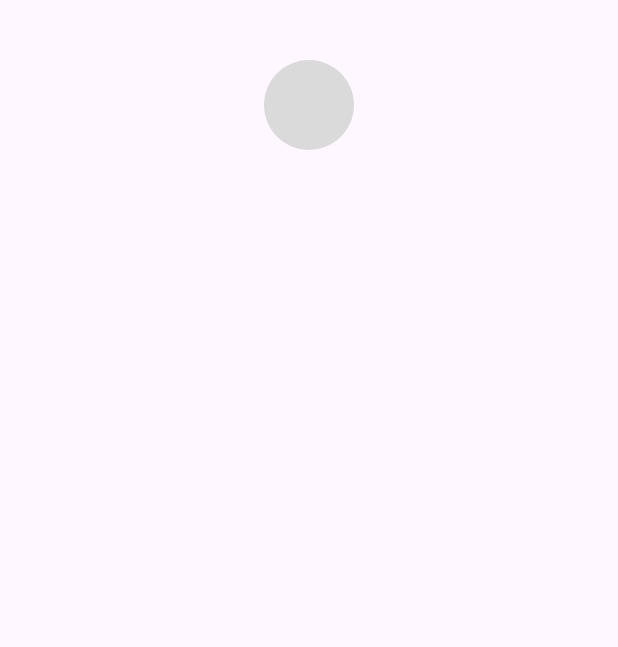
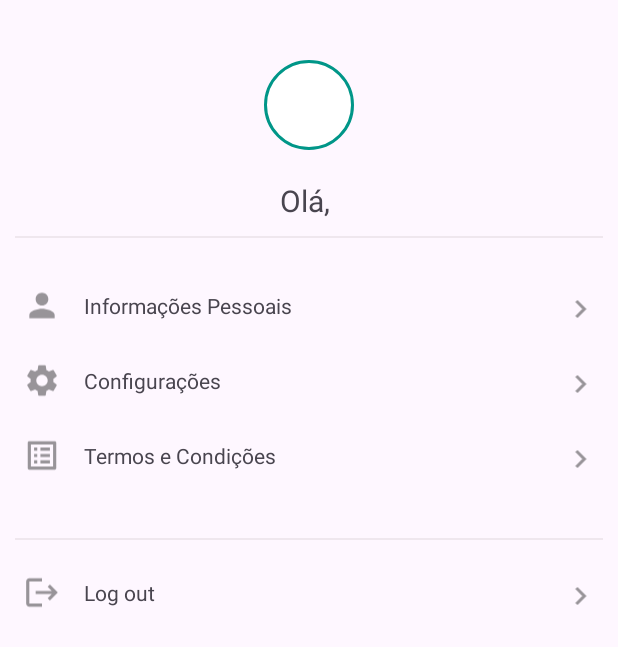
Before and after one commit to MarcosuelEsperidiao/Promo-app, an Android app: the perfil_user screen opened directly, with no data from a screen before it, on a phone screen of 412 x 824 dp. Shown: the top 647 px of the screen. Run offline under Robolectric (Android 15) with nearby library versions, the phone set to English and light mode, and no system bars; pictures from the network do not load; Roboto replaces fonts that are not available here.

Commit message:
update/01

```diff
--- a/app/src/main/java/com/example/lowprice/perfil_user.kt
+++ b/app/src/main/java/com/example/lowprice/perfil_user.kt
@@ -1,20 +1,86 @@
 package com.example.lowprice
 
+import android.content.Intent
+import android.graphics.BitmapFactory
+import android.graphics.drawable.BitmapDrawable
 import android.os.Bundle
+import android.util.Base64
+import android.widget.ImageView
+import android.widget.TextView
 import androidx.activity.enableEdgeToEdge
+import androidx.appcompat.app.AlertDialog
 import androidx.appcompat.app.AppCompatActivity
 import androidx.core.view.ViewCompat
 import androidx.core.view.WindowInsetsCompat
+import com.bumptech.glide.Glide
+import com.bumptech.glide.load.resource.bitmap.CircleCrop
 
 class perfil_user : AppCompatActivity() {
     override fun onCreate(savedInstanceState: Bundle?) {
         super.onCreate(savedInstanceState)
         enableEdgeToEdge()
         setContentView(R.layout.activity_perfil_user)
+
+        val sharedPreferences = getSharedPreferences("MyAppPreferences", MODE_PRIVATE)
+        val userName = sharedPreferences.getString("userName", "")
+
+        val textViewName: TextView = findViewById(R.id.name_profile)
+        textViewName.text = "Olá, ${userName ?: "usuário"}"
+
+        val imgProfile: ImageView = findViewById(R.id.photo_profile)
+        loadProfileImage(imgProfile)
+
         ViewCompat.setOnApplyWindowInsetsListener(findViewById(R.id.main)) { v, insets ->
             val systemBars = insets.getInsets(WindowInsetsCompat.Type.systemBars())
             v.setPadding(systemBars.left, systemBars.top, systemBars.right, systemBars.bottom)
             insets
         }
+
+        val logoutProfile: ImageView = findViewById(R.id.logout_profile)
+        val logoutText: TextView = findViewById(R.id.logout_text)
+        val rightProfileLogout: ImageView = findViewById(R.id.right_profile_logout)
+
+        val logoutClickListener = {
+            showLogoutConfirmationDialog()
+        }
+
+        logoutProfile.setOnClickListener { logoutClickListener() }
+        logoutText.setOnClickListener { logoutClickListener() }
+        rightProfileLogout.setOnClickListener { logoutClickListener() }
+    }
+
+    private fun loadProfileImage(imageView: ImageView) {
+        val sharedPreferences = getSharedPreferences("MyAppPreferences", MODE_PRIVATE)
+        val encodedImage = sharedPreferences.getString("profileImage", null)
+        encodedImage?.let {
+            val byteArray = Base64.decode(it, Base64.DEFAULT)
+            val bitmap = BitmapFactory.decodeByteArray(byteArray, 0, byteArray.size)
+            val bitmapDrawable = BitmapDrawable(resources, bitmap)
+
+            Glide.with(this)
+                .load(bitmapDrawable)
+                .transform(CircleCrop())
+                .into(imageView)
+        }
+    }
+
+    private fun showLogoutConfirmationDialog() {
+        AlertDialog.Builder(this)
+            .setTitle("Logout")
+            .setMessage("Você realmente deseja sair?")
+            .setPositiveButton("Sim") { dialog, which ->
+                performLogout()
+            }
+            .setNegativeButton("Não", null)
+            .show()
+    }
+
+    private fun performLogout() {
+        val sharedPreferences = getSharedPreferences("MyAppPreferences", MODE_PRIVATE)
+        sharedPreferences.edit().clear().apply()
+
+        val intent = Intent(this, MainActivity::class.java)
+        intent.flags = Intent.FLAG_ACTIVITY_NEW_TASK or Intent.FLAG_ACTIVITY_CLEAR_TASK
+        startActivity(intent)
     }
 }
--- /dev/null
+++ b/app/src/main/res/drawable/baseline_add_a_photo_24.xml
@@ -0,0 +1,5 @@
+<vector xmlns:android="http://schemas.android.com/apk/res/android" android:alpha="0.4" android:height="24dp" android:tint="#000000" android:viewportHeight="24" android:viewportWidth="24" android:width="24dp">
+
+    <path android:fillColor="@android:color/white" android:pathData="M3,4V1h2v3h3v2H5v3H3V6H0V4H3zM6,10V7h3V4h7l1.83,2H21c1.1,0 2,0.9 2,2v12c0,1.1 -0.9,2 -2,2H5c-1.1,0 -2,-0.9 -2,-2V10H6zM13,19c2.76,0 5,-2.24 5,-5s-2.24,-5 -5,-5s-5,2.24 -5,5S10.24,19 13,19zM9.8,14c0,1.77 1.43,3.2 3.2,3.2s3.2,-1.43 3.2,-3.2s-1.43,-3.2 -3.2,-3.2S9.8,12.23 9.8,14z"/>
+
+</vector>
--- /dev/null
+++ b/app/src/main/res/drawable/profile_chevron_right_24.xml
@@ -0,0 +1,5 @@
+<vector xmlns:android="http://schemas.android.com/apk/res/android" android:alpha="0.4" android:height="24dp" android:tint="#000000" android:viewportHeight="24" android:viewportWidth="24" android:width="24dp">
+
+    <path android:fillColor="@android:color/white" android:pathData="M10,6L8.59,7.41 13.17,12l-4.58,4.59L10,18l6,-6z"/>
+
+</vector>
--- /dev/null
+++ b/app/src/main/res/drawable/profile_list_alt_24.xml
@@ -0,0 +1,5 @@
+<vector xmlns:android="http://schemas.android.com/apk/res/android" android:alpha="0.4" android:autoMirrored="true" android:height="24dp" android:tint="#000000" android:viewportHeight="24" android:viewportWidth="24" android:width="24dp">
+
+    <path android:fillColor="@android:color/white" android:pathData="M19,5v14L5,19L5,5h14m1.1,-2L3.9,3c-0.5,0 -0.9,0.4 -0.9,0.9v16.2c0,0.4 0.4,0.9 0.9,0.9h16.2c0.4,0 0.9,-0.5 0.9,-0.9L21,3.9c0,-0.5 -0.5,-0.9 -0.9,-0.9zM11,7h6v2h-6L11,7zM11,11h6v2h-6v-2zM11,15h6v2h-6zM7,7h2v2L7,9zM7,11h2v2L7,13zM7,15h2v2L7,17z"/>
+
+</vector>
--- /dev/null
+++ b/app/src/main/res/drawable/profile_logout_24.xml
@@ -0,0 +1,5 @@
+<vector xmlns:android="http://schemas.android.com/apk/res/android" android:alpha="0.4" android:autoMirrored="true" android:height="24dp" android:tint="#000000" android:viewportHeight="24" android:viewportWidth="24" android:width="24dp">
+
+    <path android:fillColor="@android:color/white" android:pathData="M17,7l-1.41,1.41L18.17,11H8v2h10.17l-2.58,2.58L17,17l5,-5zM4,5h8V3H4c-1.1,0 -2,0.9 -2,2v14c0,1.1 0.9,2 2,2h8v-2H4V5z"/>
+
+</vector>
--- /dev/null
+++ b/app/src/main/res/drawable/profile_person_24.xml
@@ -0,0 +1,5 @@
+<vector xmlns:android="http://schemas.android.com/apk/res/android" android:alpha="0.4" android:height="24dp" android:tint="#000000" android:viewportHeight="24" android:viewportWidth="24" android:width="24dp">
+
+    <path android:fillColor="@android:color/white" android:pathData="M12,12c2.21,0 4,-1.79 4,-4s-1.79,-4 -4,-4 -4,1.79 -4,4 1.79,4 4,4zM12,14c-2.67,0 -8,1.34 -8,4v2h16v-2c0,-2.66 -5.33,-4 -8,-4z"/>
+
+</vector>
--- /dev/null
+++ b/app/src/main/res/drawable/profile_settings_24.xml
@@ -0,0 +1,5 @@
+<vector xmlns:android="http://schemas.android.com/apk/res/android" android:alpha="0.4" android:height="24dp" android:tint="#000000" android:viewportHeight="24" android:viewportWidth="24" android:width="24dp">
+
+    <path android:fillColor="@android:color/white" android:pathData="M19.14,12.94c0.04,-0.3 0.06,-0.61 0.06,-0.94c0,-0.32 -0.02,-0.64 -0.07,-0.94l2.03,-1.58c0.18,-0.14 0.23,-0.41 0.12,-0.61l-1.92,-3.32c-0.12,-0.22 -0.37,-0.29 -0.59,-0.22l-2.39,0.96c-0.5,-0.38 -1.03,-0.7 -1.62,-0.94L14.4,2.81c-0.04,-0.24 -0.24,-0.41 -0.48,-0.41h-3.84c-0.24,0 -0.43,0.17 -0.47,0.41L9.25,5.35C8.66,5.59 8.12,5.92 7.63,6.29L5.24,5.33c-0.22,-0.08 -0.47,0 -0.59,0.22L2.74,8.87C2.62,9.08 2.66,9.34 2.86,9.48l2.03,1.58C4.84,11.36 4.8,11.69 4.8,12s0.02,0.64 0.07,0.94l-2.03,1.58c-0.18,0.14 -0.23,0.41 -0.12,0.61l1.92,3.32c0.12,0.22 0.37,0.29 0.59,0.22l2.39,-0.96c0.5,0.38 1.03,0.7 1.62,0.94l0.36,2.54c0.05,0.24 0.24,0.41 0.48,0.41h3.84c0.24,0 0.44,-0.17 0.47,-0.41l0.36,-2.54c0.59,-0.24 1.13,-0.56 1.62,-0.94l2.39,0.96c0.22,0.08 0.47,0 0.59,-0.22l1.92,-3.32c0.12,-0.22 0.07,-0.47 -0.12,-0.61L19.14,12.94zM12,15.6c-1.98,0 -3.6,-1.62 -3.6,-3.6s1.62,-3.6 3.6,-3.6s3.6,1.62 3.6,3.6S13.98,15.6 12,15.6z"/>
+
+</vector>
--- a/app/src/main/res/layout/activity_perfil_user.xml
+++ b/app/src/main/res/layout/activity_perfil_user.xml
@@ -8,13 +8,163 @@
     tools:context=".perfil_user">
 
     <ImageView
+        android:id="@+id/photo_profile"
         android:layout_centerHorizontal="true"
         android:layout_marginTop="40dp"
-        android:background="@drawable/rounded_background"
+        android:background="@drawable/rounded_edittext"
         android:layout_width="60dp"
         android:layout_height="60dp"/>
 
+    <TextView
+        android:id="@+id/name_profile"
+        android:textSize="20sp"
+        android:layout_marginTop="20dp"
+        android:layout_below="@id/photo_profile"
+        android:layout_centerHorizontal="true"
+        android:text="Marcos"
+        android:layout_width="wrap_content"
+        android:layout_height="wrap_content"/>
+
+    <View
+        android:id="@+id/profile_view"
+        android:layout_margin="10dp"
+        android:background="#2AA19595"
+        android:layout_below="@id/name_profile"
+        android:layout_width="match_parent"
+        android:layout_height="1dp"/>
+
+    <ImageView
+        android:id="@+id/person_profile"
+        android:layout_marginTop="20dp"
+        android:layout_marginStart="15dp"
+        android:src="@drawable/profile_person_24"
+        android:layout_below="@id/profile_view"
+        android:layout_width="25dp"
+        android:layout_height="30dp"/>
+
+    <TextView
+        android:id="@+id/info_profile"
+        android:padding="5dp"
+        android:layout_toEndOf="@id/person_profile"
+        android:layout_alignTop="@id/person_profile"
+        android:layout_marginStart="10dp"
+        android:text="Informações Pessoais"
+        android:layout_width="wrap_content"
+        android:layout_height="wrap_content"/>
+
+    <ImageView
+        android:id="@+id/right_profile"
+        android:layout_width="50dp"
+        android:layout_height="wrap_content"
+        android:layout_alignTop="@id/info_profile"
+        android:layout_alignParentEnd="true"
+        android:layout_marginStart="162dp"
+        android:layout_marginTop="0dp"
+        android:padding="5dp"
+        android:src="@drawable/profile_chevron_right_24"/>
+
+
+    <ImageView
+        android:id="@+id/setting_profile"
+        android:layout_marginTop="20dp"
+        android:layout_marginStart="15dp"
+        android:layout_below="@id/person_profile"
+        android:src="@drawable/profile_settings_24"
+        android:layout_width="25dp"
+        android:layout_height="30dp"/>
+
+    <TextView
+        android:id="@+id/txt_setting_profile"
+        android:text="Configurações"
+        android:padding="5dp"
+        android:layout_marginStart="10dp"
+        android:layout_toEndOf="@id/setting_profile"
+        android:layout_alignTop="@id/setting_profile"
+        android:layout_width="wrap_content"
+        android:layout_height="wrap_content"/>
 
 
 
+    <ImageView
+        android:id="@+id/right_profile_config"
+        android:layout_width="50dp"
+        android:layout_height="wrap_content"
+        android:layout_alignTop="@id/txt_setting_profile"
+        android:layout_alignParentEnd="true"
+        android:layout_marginStart="162dp"
+        android:layout_marginTop="0dp"
+        android:padding="5dp"
+        android:src="@drawable/profile_chevron_right_24"/>
+
+    <ImageView
+        android:id="@+id/form_profile"
+        android:layout_below="@id/setting_profile"
+        android:layout_marginTop="20dp"
+        android:layout_marginStart="15dp"
+        android:src="@drawable/profile_list_alt_24"
+        android:layout_width="25dp"
+        android:layout_height="30dp"/>
+
+    <TextView
+        android:id="@+id/form_text_profile"
+        android:text="Termos e Condições"
+        android:padding="5dp"
+        android:layout_marginStart="10dp"
+        android:layout_toEndOf="@id/form_profile"
+        android:layout_alignTop="@id/form_profile"
+        android:layout_width="wrap_content"
+        android:layout_height="wrap_content"/>
+
+    <ImageView
+        android:id="@+id/right_profile_form"
+        android:layout_width="50dp"
+        android:layout_height="wrap_content"
+        android:layout_alignTop="@id/form_text_profile"
+        android:layout_alignParentEnd="true"
+        android:layout_marginStart="162dp"
+        android:layout_marginTop="0dp"
+        android:padding="5dp"
+        android:src="@drawable/profile_chevron_right_24"/>
+
+    <View
+        android:id="@+id/profile_view_second"
+        android:layout_marginStart="10dp"
+        android:layout_marginEnd="10dp"
+        android:layout_marginTop="40dp"
+        android:background="#2AA19595"
+        android:layout_below="@id/form_profile"
+        android:layout_width="match_parent"
+        android:layout_height="1dp"/>
+
+    <ImageView
+        android:id="@+id/logout_profile"
+        android:layout_marginTop="20dp"
+        android:layout_marginStart="15dp"
+        android:src="@drawable/profile_logout_24"
+        android:layout_below="@id/profile_view_second"
+        android:layout_width="25dp"
+        android:layout_height="30dp"/>
+
+    <TextView
+        android:id="@+id/logout_text"
+        android:text="Log out"
+        android:padding="5dp"
+        android:layout_marginStart="10dp"
+        android:layout_toEndOf="@id/logout_profile"
+        android:layout_alignTop="@id/logout_profile"
+        android:layout_width="wrap_content"
+        android:layout_height="wrap_content"/>
+
+    <ImageView
+        android:id="@+id/right_profile_logout"
+        android:layout_width="50dp"
+        android:layout_height="wrap_content"
+        android:layout_alignTop="@id/logout_text"
+        android:layout_alignParentEnd="true"
+        android:layout_marginStart="162dp"
+        android:layout_marginTop="0dp"
+        android:padding="5dp"
+        android:src="@drawable/profile_chevron_right_24"/>
+
+
 </RelativeLayout>
```
Also changed, not shown: 7 other files.
